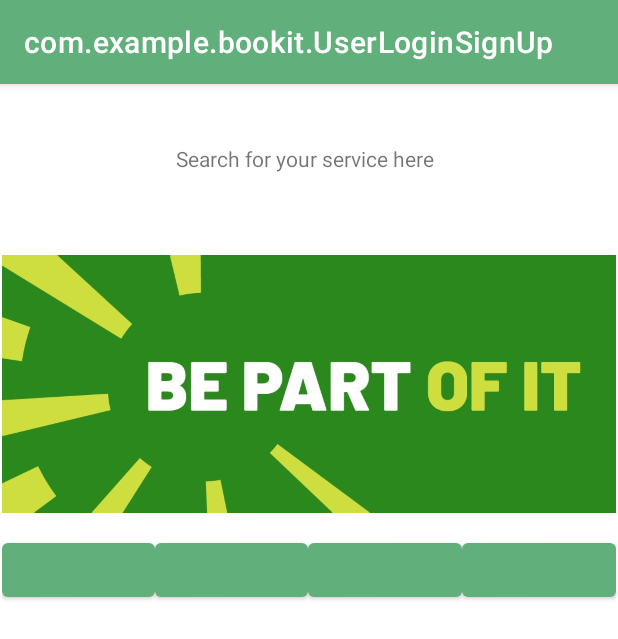
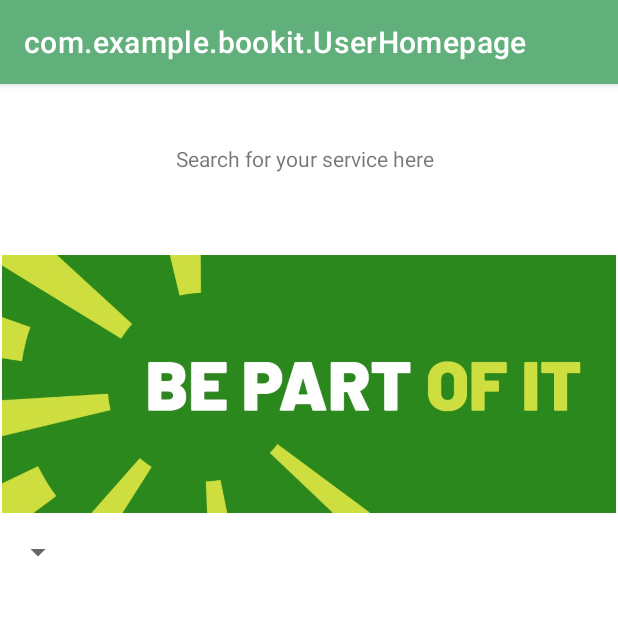
Before and after one commit to Aquae/BookIt, an Android app: the UserLoginSignUp screen opened directly, with no data from a screen before it, after a tap on "LOGIN", on a phone screen of 412 x 824 dp. Shown: the top 639 px of the screen. Run offline under Robolectric (Android 15) with nearby library versions, the phone set to English and light mode, and no system bars; our stand-ins replace Firebase (no records; nobody signed in at launch, a user with empty details on screens opened directly).

Commit message:
homepage fixer upper

```diff
--- a/app/src/main/AndroidManifest.xml
+++ b/app/src/main/AndroidManifest.xml
@@ -42,5 +42,9 @@
         <activity
             android:name=".UserHomepage"
             android:exported="true" />
+
+        <activity
+            android:name=".DisplayBusiness"
+            android:exported="true" />
     </application>
 </manifest>
--- a/app/src/main/java/com/example/bookit/UserHomepage.java
+++ b/app/src/main/java/com/example/bookit/UserHomepage.java
@@ -2,126 +2,79 @@ package com.example.bookit;
 import android.content.Intent;
 import android.os.Bundle;
 import androidx.appcompat.app.AppCompatActivity;
+
+import android.util.Log;
 import android.view.View;
-import android.widget.Button;
-import android.widget.ImageView;
+import android.widget.AdapterView;
+import android.widget.ArrayAdapter;
+import android.widget.Spinner;
 
-// implements View.OnClickListener  ***Previously added
-public class UserHomepage extends AppCompatActivity{
+import com.google.android.gms.tasks.OnFailureListener;
+import com.google.android.gms.tasks.OnSuccessListener;
+import com.google.firebase.firestore.FirebaseFirestore;
+import com.google.firebase.firestore.QueryDocumentSnapshot;
+import com.google.firebase.firestore.QuerySnapshot;
+
+import java.util.ArrayList;
+import java.util.HashSet;
+import java.util.List;
+import java.util.Set;
+
+public class UserHomepage extends AppCompatActivity {
 
     @Override
     protected void onCreate(Bundle savedInstanceState) {
         super.onCreate(savedInstanceState);
         setContentView(R.layout.userhomepage_activity);
 
-        ////******CHANGES FROM HERE***
+        Set<String> businessTypes = new HashSet<String>();
+        getBusinessTypes(businessTypes);
+    }
 
-        Button chiropractorButton = findViewById(R.id.Chiropractor);
-        chiropractorButton.setOnClickListener(new View.OnClickListener() {
+    private void getBusinessTypes(Set<String> businessTypes) {
+        FirebaseFirestore db = FirebaseFirestore.getInstance();
+        db.collection("Business")
+                .get()
+                .addOnSuccessListener(new OnSuccessListener<QuerySnapshot>() {
+                    @Override
+                    public void onSuccess(QuerySnapshot queryDocumentSnapshots) {
+                        for (QueryDocumentSnapshot documentSnapshot : queryDocumentSnapshots) {
+                            String businessType = documentSnapshot.getString("Type");
+                            if (businessType != null && businessType != "") {
+                                businessTypes.add(businessType);
+                            }
+                        }
+                        fillSpinner(businessTypes);
+                    }
+                })
+                .addOnFailureListener(new OnFailureListener() {
+                    @Override
+                    public void onFailure(Exception e) {
+                        Log.w("getBusinessTypes", e.toString());
+                    }
+                });
+    }
+
+    private void fillSpinner(Set<String> businessTypes) {
+        List<String> businessTypesL = new ArrayList<String>(businessTypes);
+        ArrayAdapter aa = new ArrayAdapter(this, android.R.layout.simple_spinner_item, businessTypesL);
+        aa.setDropDownViewResource(android.R.layout.simple_spinner_dropdown_item);
+
+        Spinner spinner = findViewById(R.id.spinner);
+        spinner.setAdapter(aa);
+
+        spinner.setOnItemSelectedListener(new AdapterView.OnItemSelectedListener() {
             @Override
-            public void onClick(View v) {
-                selectChiropractor();
+            public void onItemSelected(AdapterView<?> parentView, View selectedItemView, int position, long id) {
+                Intent intent = new Intent(UserHomepage.this, DisplayBusiness.class);
+                intent.putExtra("type", spinner.getSelectedItem().toString());
+                startActivity(intent);
             }
-        });
 
-        Button physiotherapistButton = findViewById(R.id.Physiotherapist);
-        physiotherapistButton.setOnClickListener(new View.OnClickListener() {
             @Override
-            public void onClick(View v) {
-                selectPhysiotherapist();
-            }
-        });
-
-        Button dentistButton = findViewById(R.id.Dentist);
-        dentistButton.setOnClickListener(new View.OnClickListener() {
-            @Override
-            public void onClick(View v) {
-                selectDentist();
+            public void onNothingSelected(AdapterView<?> adapterView) {
+                Log.i("Cool", "Story Bro");
             }
         });
     }
-
-    public void selectHairdresser() {
-        Intent intent = new Intent(this, DisplayBusiness.class);
-        intent.putExtra("type", "Hairdresser");
-        startActivity(intent);
-    }
-
-    public void selectChiropractor() {
-        Intent intent = new Intent(this, DisplayBusiness.class);
-        intent.putExtra("type", "Chiropractor");
-        startActivity(intent);
-    }
-
-    public void selectPhysiotherapist() {
-        Intent intent = new Intent(this, DisplayBusiness.class);
-        intent.putExtra("type", "Physiotherapist");
-        startActivity(intent);
-    }
-
-    public void selectDentist() {
-        Intent intent = new Intent(this, DisplayBusiness.class);
-        intent.putExtra("type", "Dentist");
-        startActivity(intent);
-    }
 }
-
-
-//
-//        ImageView hairdresserImage = findViewById(R.id.Hairdresser);
-//        ImageView chiropractorImage = findViewById(R.id.Chiropractor);
-//        ImageView restaurantImage = findViewById(R.id.Dentist);
-//        ImageView physiotherapistImage = findViewById(R.id.Physiotherapist);
-//
-//        hairdresserImage.setOnClickListener(this);
-//        chiropractorImage.setOnClickListener(this);
-//        restaurantImage.setOnClickListener(this);
-//        physiotherapistImage.setOnClickListener(this);
-//    }
-//
-//    public void selectHairdresser() {
-//        // Code to handle hairdresser selection
-//        // You can instantiate DisplayBusiness and pass the selected type as an argument
-//        DisplayBusiness displayBusiness = new DisplayBusiness();
-//        displayBusiness.fetchBusinessesWithType("Hairdresser");
-//    }
-//
-//    public void selectMechanic() {
-//        // Code to handle mechanic selection
-//        // You can instantiate DisplayBusiness and pass the selected type as an argument
-//        DisplayBusiness displayBusiness = new DisplayBusiness();
-//        displayBusiness.fetchBusinessesWithType("Chiropractor");
-//    }
-//
-//    public void selectRestaurant() {
-//        // Code to handle restaurant selection
-//        // You can instantiate DisplayBusiness and pass the selected type as an argument
-//        DisplayBusiness displayBusiness = new DisplayBusiness();
-//        displayBusiness.fetchBusinessesWithType("Physiotherapy");
-//    }
-//
-//    public void selectPhysiotherapist() {
-//        // Code to handle physiotherapist selection
-//        // You can instantiate DisplayBusiness and pass the selected type as an argument
-//        DisplayBusiness displayBusiness = new DisplayBusiness();
-//        displayBusiness.fetchBusinessesWithType("Dentist");
-//    }
-//    @Override
-//    public void onClick(View v) {
-//        switch (v.getId()) {
-//            case R.id.Hairdresser:
-//                selectHairdresser();
-//                break;
-//            case R.id.Chiropractor:
-//                selectMechanic();
-//                break;
-//            case R.id.Dentist:
-//                selectRestaurant();
-//                break;
-//            case R.id.Physiotherapist:
-//                selectPhysiotherapist();
-//                break;
-//        }
-//    }
-
-//}
--- a/app/src/main/java/com/example/bookit/UserLoginSignUp.java
+++ b/app/src/main/java/com/example/bookit/UserLoginSignUp.java
@@ -2,6 +2,7 @@ package com.example.bookit;
 import com.google.firebase.auth.FirebaseAuth;
 import com.google.firebase.auth.FirebaseUser;
 
+import android.content.Intent;
 import android.widget.EditText;
 import android.widget.Button;
 import android.view.View;
@@ -49,7 +50,8 @@ public class UserLoginSignUp extends AppCompatActivity {
                 String email = emailEditText.getText().toString().trim();
                 String password = passwordEditText.getText().toString().trim();
                 loginWithEmail(email, password);
-                setContentView(R.layout.userhomepage_activity);
+                Intent intent = new Intent(UserLoginSignUp.this, UserHomepage.class);
+                startActivity(intent);
             }
         });
 
@@ -60,7 +62,8 @@ public class UserLoginSignUp extends AppCompatActivity {
                 String email = emailEditText.getText().toString().trim();
                 String password = passwordEditText.getText().toString().trim();
                 signupWithEmail(email, password);
-                setContentView(R.layout.userhomepage_activity);
+                Intent intent = new Intent(UserLoginSignUp.this, UserHomepage.class);
+                startActivity(intent);
             }
         });
     }
--- a/app/src/main/res/layout/userhomepage_activity.xml
+++ b/app/src/main/res/layout/userhomepage_activity.xml
@@ -45,85 +45,10 @@
                 app:srcCompat="@drawable/bannerimage" />
         </LinearLayout>
 
-        <LinearLayout
-            android:layout_width="match_parent"
-            android:layout_height="75dp"
-            android:orientation="horizontal">
-
-            <androidx.constraintlayout.widget.Group
-                android:layout_width="match_parent"
-                android:layout_height="match_parent"
-                android:layout_gravity="center_vertical"/>
-
-<!--            <ImageView-->
-<!--                android:id="@+id/Chiropractor"-->
-<!--                android:contentDescription="Chiropractor"-->
-<!--                android:layout_width="wrap_content"-->
-<!--                android:clickable="true"-->
-<!--                android:layout_height="wrap_content"-->
-<!--                android:layout_weight="1"-->
-<!--                android:onClick="onImageClick"-->
-<!--                app:srcCompat="@drawable/carpenter" />-->
-<!--            <ImageView-->
-<!--                android:id="@+id/Physiotherapist"-->
-<!--                android:contentDescription="Physiotherapist"-->
-<!--                android:layout_width="wrap_content"-->
-<!--                android:clickable="true"-->
-<!--                android:layout_height="wrap_content"-->
-<!--                android:layout_weight="1"-->
-<!--                android:onClick="onImageClick"-->
-<!--                app:srcCompat="@drawable/mechanic1" />-->
-<!--            <ImageView-->
-<!--                android:id="@+id/Hairdresser"-->
-<!--                android:contentDescription="Hairdresser"-->
-<!--                android:layout_width="wrap_content"-->
-<!--                android:clickable="true"-->
-<!--                android:layout_height="wrap_content"-->
-<!--                android:layout_weight="1"-->
-<!--                android:onClick="onImageClick"-->
-<!--                app:srcCompat="@drawable/scissors1" />-->
-<!--            <ImageView-->
-<!--                android:id="@+id/Dentist"-->
-<!--                android:contentDescription="Dentist"-->
-<!--                android:layout_width="wrap_content"-->
-<!--                android:clickable="true"-->
-<!--                android:onClick="onImageClick"-->
-<!--                android:layout_height="wrap_content"-->
-<!--                android:layout_weight="1"-->
-<!--                app:srcCompat="@drawable/dentist1" />-->
-            <Button
-                android:id="@+id/Hairdresser"
-                android:contentDescription="Hairdresser"
-                android:layout_width="wrap_content"
-                android:layout_height="wrap_content"
-                android:layout_weight="1"
-                android:onClick="onButtonClicked" />
-
-            <Button
-                android:id="@+id/Chiropractor"
-                android:contentDescription="Chiropractor"
-                android:layout_width="wrap_content"
-                android:layout_height="wrap_content"
-                android:layout_weight="1"
-                android:onClick="onButtonClicked" />
-
-            <Button
-                android:id="@+id/Physiotherapist"
-                android:contentDescription="Physiotherapist"
-                android:layout_width="wrap_content"
-                android:layout_height="wrap_content"
-                android:layout_weight="1"
-                android:onClick="onButtonClicked" />
-
-            <Button
-                android:id="@+id/Dentist"
-                android:contentDescription="Dentist"
-                android:layout_width="wrap_content"
-                android:layout_height="wrap_content"
-                android:layout_weight="1"
-                android:onClick="onButtonClicked" />
-
-        </LinearLayout>
+        <Spinner
+            android:id="@+id/spinner"
+            android:layout_width="wrap_content"
+            android:layout_height="wrap_content" />
 
     </LinearLayout>
 </androidx.constraintlayout.widget.ConstraintLayout>
```
